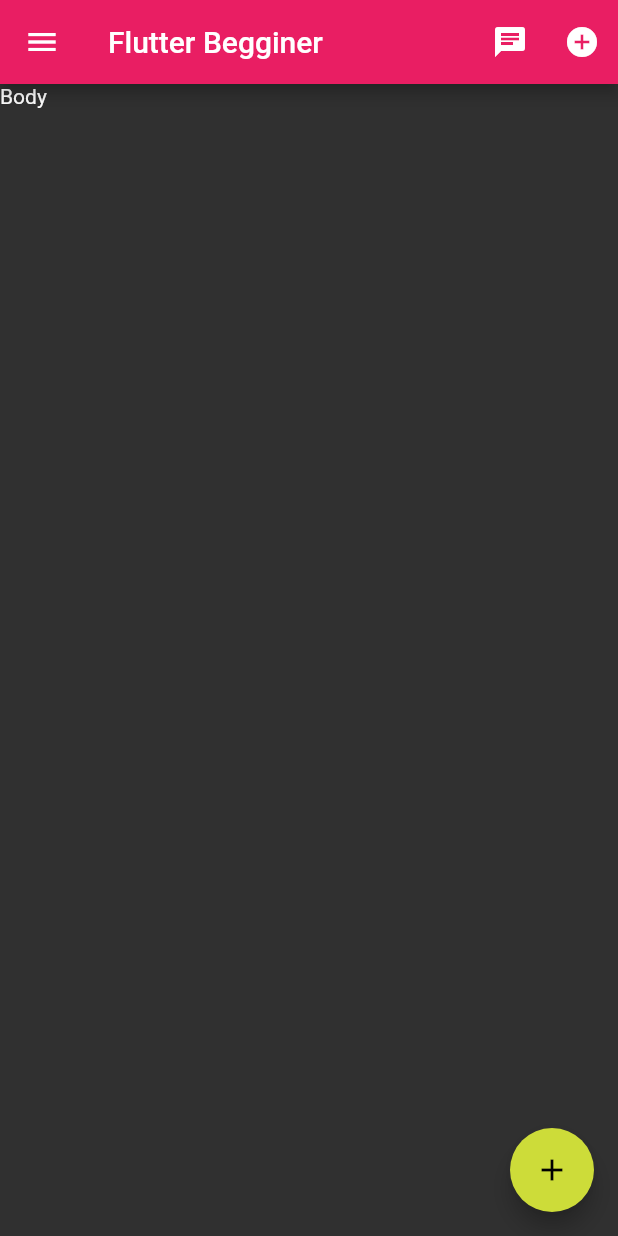
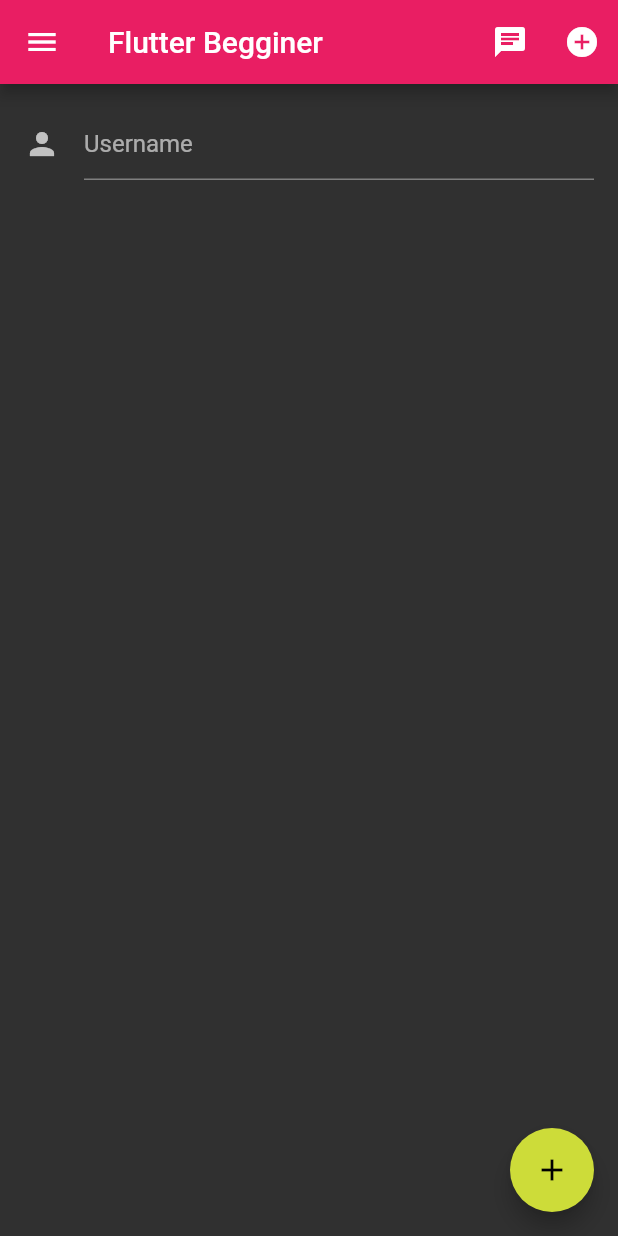
Before and after one commit to Pawid-Priyanto/flutter-basic, a Flutter app: the screen it shows after launch, on a phone screen of 412 x 824 dp. Run offline on Flutter 3.47's test engine with Material 2 defaults, Android fonts, the phone set to English and light mode, and no system bars.

Commit message:
TextField

```diff
--- a/lib/main.dart
+++ b/lib/main.dart
@@ -131,7 +131,19 @@ class _MyStatefullWidgetState extends State<MyStatefullWidget> {
           ),
           body: Column(
             children: <Widget>[
-              Text("Body", textDirection: TextDirection.ltr),
+             Padding(
+               padding: EdgeInsets.all(16.0),
+               child: TextField(
+                 decoration:  InputDecoration(
+                   icon: Icon(Icons.person),
+                   hintText: "Username"
+                 ),
+                 onChanged: (input){
+                   print(input);
+                 },
+               ),
+
+               ),
             ]
           ),
     );
```
